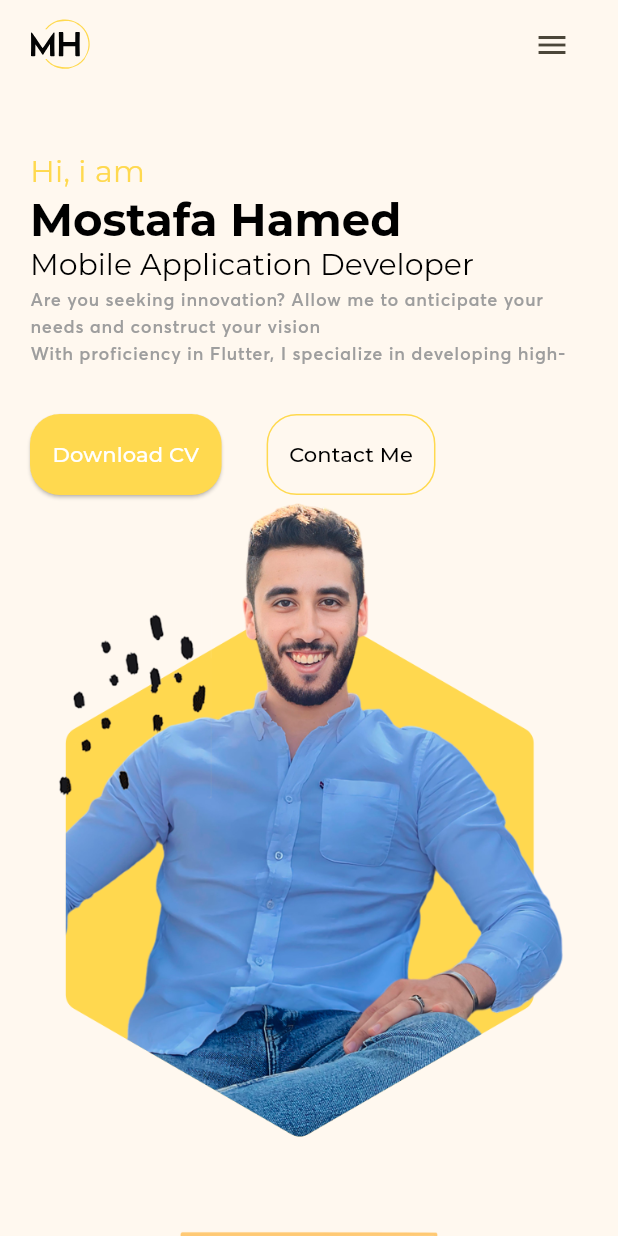
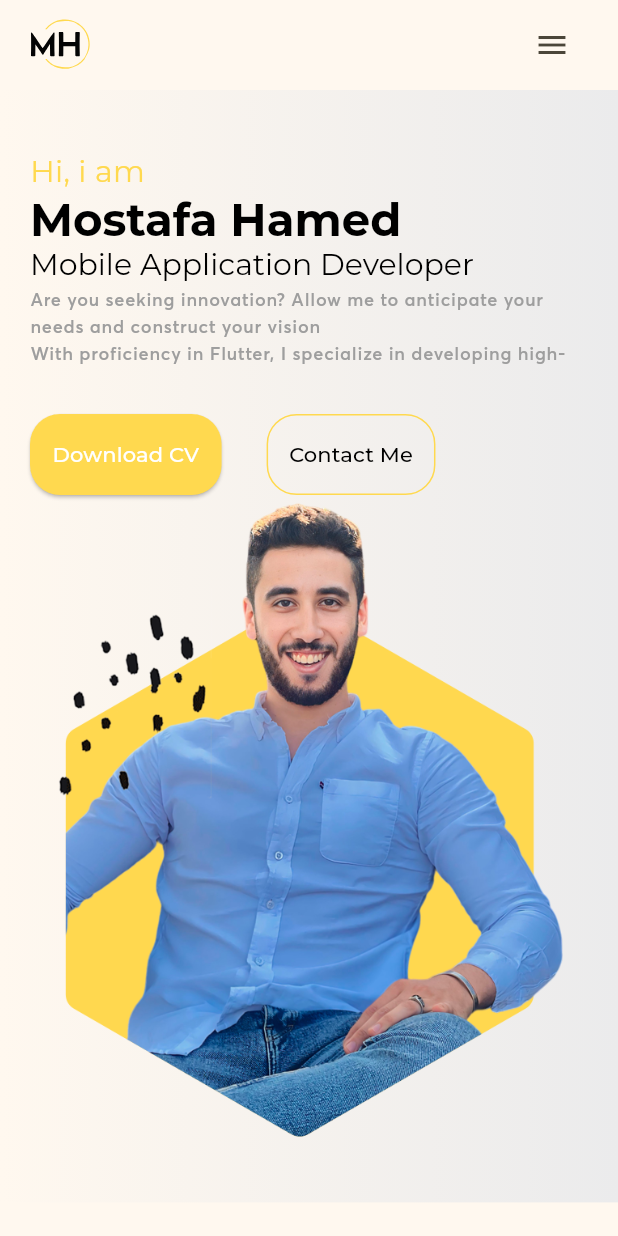
Before and after one commit to MostafaHamed-W/web_-portfolio, a Flutter app: the screen it shows after launch, on a phone screen of 412 x 824 dp. Run offline on Flutter 3.47's test engine with Material 3 defaults, Android fonts, the phone set to English and light mode, and no system bars; drawn by our look-alikes of auto_size_text; our stand-ins replace flutter_svg, google_fonts, responsive_builder.

Commit message:
Update header background color in mobile view

```diff
--- a/lib/views/header/header_mobile_view.dart
+++ b/lib/views/header/header_mobile_view.dart
@@ -1,6 +1,4 @@
-import 'package:flutter/cupertino.dart';
 import 'package:flutter/material.dart';
-import 'package:flutter/widgets.dart';
 import 'package:web_portfolio/views/header/widgets/header_body.dart';
 
 class HeaderMobileView extends StatelessWidget {
@@ -12,10 +10,18 @@ class HeaderMobileView extends StatelessWidget {
   Widget build(BuildContext context) {
     final width = MediaQuery.of(context).size.width;
     final height = MediaQuery.of(context).size.height;
-    return SizedBox(
+    return Container(
       height: height * 0.9,
       width: width,
       // color: Colors.white,
+      decoration: BoxDecoration(
+        gradient: LinearGradient(
+          colors: [
+            Theme.of(context).colorScheme.background,
+            const Color(0xffebebec),
+          ],
+        ),
+      ),
       child: Padding(
         padding: const EdgeInsets.symmetric(horizontal: 20, vertical: 40),
         child: Column(
--- a/lib/views/poject/project_mobile_view.dart
+++ b/lib/views/poject/project_mobile_view.dart
@@ -1,4 +1,5 @@
 import 'package:flutter/cupertino.dart';
+import 'package:flutter/material.dart';
 import 'package:web_portfolio/utils/colors.dart';
 import 'package:web_portfolio/utils/constants.dart';
 import 'package:web_portfolio/views/poject/project_desktop_view.dart';
@@ -14,6 +15,18 @@ class ProjectMobileView extends StatelessWidget {
       width: width,
       child: Column(
         children: [
+          const SizedBox(height: 30),
+          Text(
+            'My Portfolio',
+            style: Theme.of(context)
+                .textTheme
+                .bodyLarge
+                ?.copyWith(fontWeight: FontWeight.bold, color: AppColors.kPrimaryColor, fontSize: 18),
+          ),
+          Text(
+            'Recent Works',
+            style: Theme.of(context).textTheme.headlineLarge?.copyWith(fontWeight: FontWeight.bold),
+          ),
           for (var item in kProjectsPohotos)
             Padding(
               padding: const EdgeInsets.symmetric(horizontal: 100),
```
